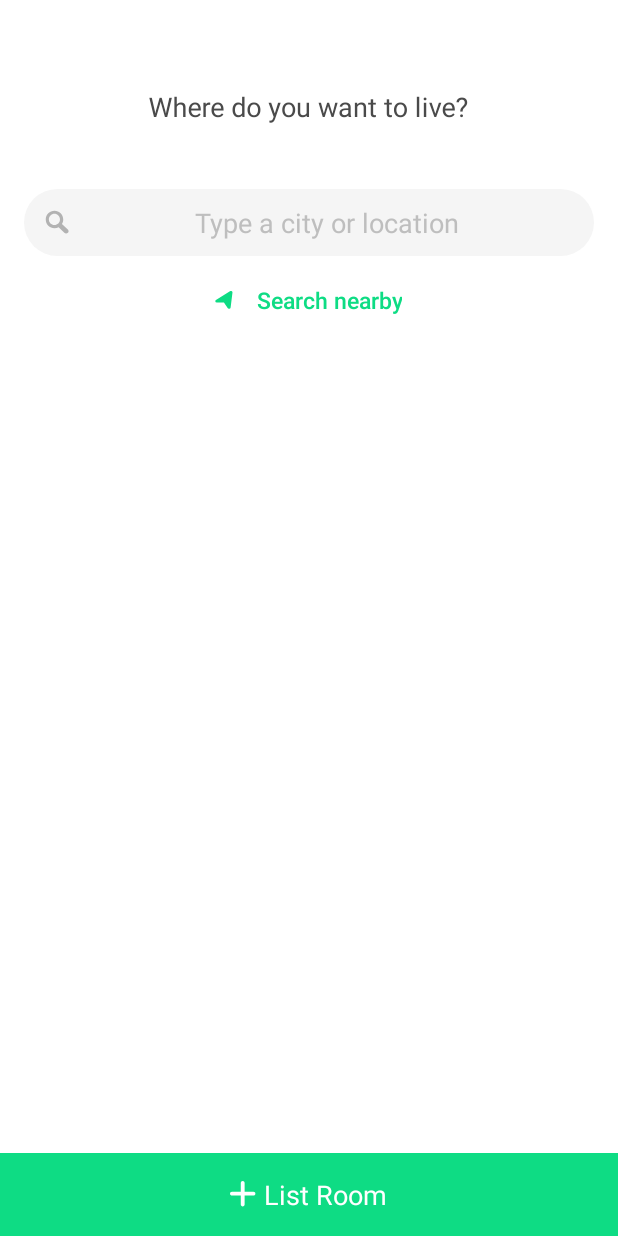
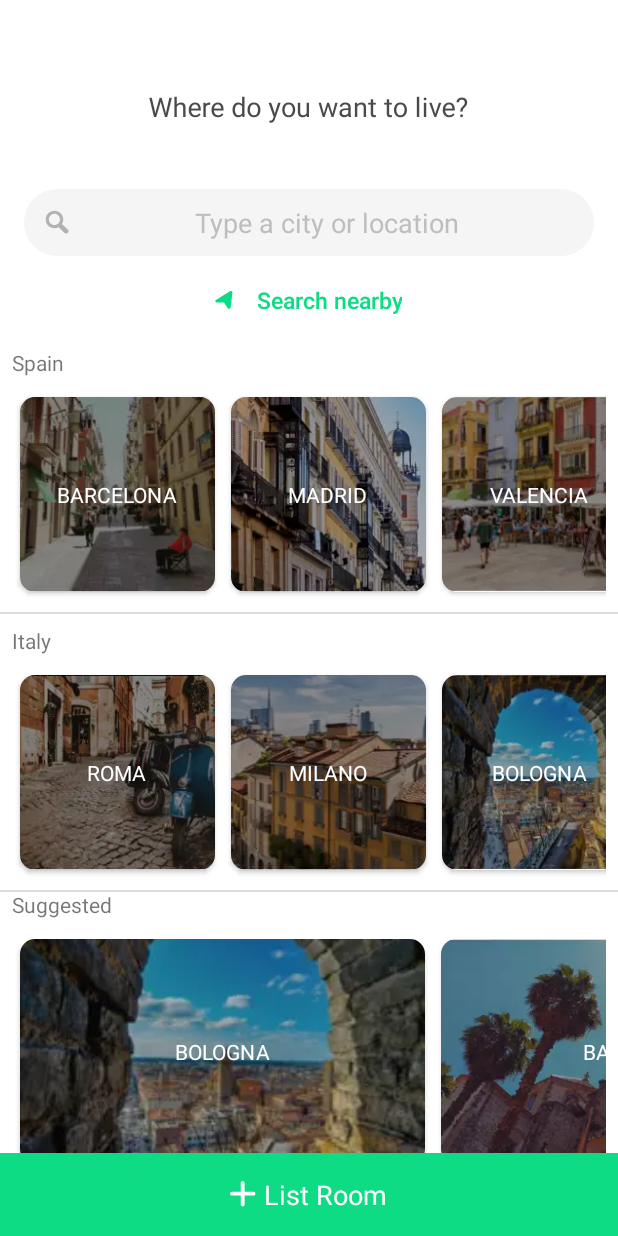
Before and after one commit to pphilipp/coding-challenge, an Android app: the fragment SearchFragment shown on its own in the app's theme, on a phone screen of 412 x 824 dp. Run offline under Robolectric (Android 15) with nearby library versions, the phone set to English and light mode, and no system bars; our stand-ins replace ButterKnife, Dagger/Hilt's generated code, RxJava, Timber; libraries missing offline, so code that uses them is left out: com.ryanharter.auto, uk.co.chrisjenx; pictures from the network do not load; 7 statements that could not run were skipped.

Commit message:
Update: SimpleCity for search screen.

```diff
--- /dev/null
+++ b/app/src/main/java/com/badi/common/utils/CityHomeUtil.java
@@ -0,0 +1,86 @@
+package com.badi.common.utils;
+
+import android.content.Context;
+import com.badi.R;
+import com.badi.data.entity.SimpleCity;
+
+import java.util.ArrayList;
+import java.util.List;
+
+/**
+ * Util for creating the predefined list of cities.
+ */
+public class CityHomeUtil {
+
+    public static List<SimpleCity> createPredefinedCitiesOfSpain(Context context){
+        List<SimpleCity> citiesOfSpain = new ArrayList<>();
+
+        citiesOfSpain.add(new SimpleCity(context.getResources().getString(R.string.address_barcelona),
+                context.getResources().getString(R.string.place_id_barcelona),
+                context.getResources().getDrawable(R.drawable.img_search_barcelona_small)));
+        citiesOfSpain.add(new SimpleCity(context.getResources().getString(R.string.address_madrid),
+                context.getResources().getString(R.string.place_id_madrid),
+                context.getResources().getDrawable(R.drawable.img_search_madrid_small),
+                context.getResources().getDrawable(R.drawable.img_search_madrid_large)));
+        citiesOfSpain.add(new SimpleCity(context.getResources().getString(R.string.address_valencia),
+                context.getResources().getString(R.string.place_id_valencia),
+                context.getResources().getDrawable(R.drawable.img_search_valencia_small),
+                context.getResources().getDrawable(R.drawable.img_search_valencia_large)));
+        citiesOfSpain.add(new SimpleCity(context.getResources().getString(R.string.address_sevilla),
+                context.getResources().getString(R.string.place_id_sevilla),
+                context.getResources().getDrawable(R.drawable.img_search_seville_small),
+                context.getResources().getDrawable(R.drawable.img_search_seville_small)));
+        citiesOfSpain.add(new SimpleCity(context.getResources().getString(R.string.address_granada),
+                context.getResources().getString(R.string.place_id_granada),
+                context.getResources().getDrawable(R.drawable.img_search_granada_small)));
+        citiesOfSpain.add(new SimpleCity(context.getResources().getString(R.string.address_malaga),
+                context.getResources().getString(R.string.place_id_malaga),
+                context.getResources().getDrawable(R.drawable.img_search_malaga_small)));
+        citiesOfSpain.add(new SimpleCity(context.getResources().getString(R.string.address_bilbo),
+                context.getResources().getString(R.string.place_id_bilbo),
+                context.getResources().getDrawable(R.drawable.img_search_bilbao_small)));
+        citiesOfSpain.add(new SimpleCity(context.getResources().getString(R.string.address_alacant),
+                context.getResources().getString(R.string.place_id_alacant),
+                context.getResources().getDrawable(R.drawable.img_search_alicante_small)));
+        citiesOfSpain.add(new SimpleCity(context.getResources().getString(R.string.address_salamanca),
+                context.getResources().getString(R.string.place_id_salamanca),
+                context.getResources().getDrawable(R.drawable.img_search_salamanca_small)));
+
+        return citiesOfSpain;
+    }
+
+    public static List<SimpleCity> createPredefinedCitiesOfItaly(Context context) {
+        List<SimpleCity> citiesOfItaly = new ArrayList<>();
+
+        citiesOfItaly.add(new SimpleCity(context.getResources().getString(R.string.address_roma),
+                context.getResources().getString(R.string.place_id_roma),
+                context.getResources().getDrawable(R.drawable.img_search_rome_small)));
+        citiesOfItaly.add(new SimpleCity(context.getResources().getString(R.string.address_milano),
+                context.getResources().getString(R.string.place_id_milano),
+                context.getResources().getDrawable(R.drawable.img_search_milan_small)));
+        citiesOfItaly.add(new SimpleCity(context.getResources().getString(R.string.address_bologna),
+                context.getResources().getString(R.string.place_id_bologna),
+                context.getResources().getDrawable(R.drawable.img_search_bologna_small)));
+        citiesOfItaly.add(new SimpleCity(context.getResources().getString(R.string.address_firenze),
+                context.getResources().getString(R.string.place_id_bologna),
+                context.getResources().getDrawable(R.drawable.img_search_florence_small)));
+        citiesOfItaly.add(new SimpleCity(context.getResources().getString(R.string.address_pisa),
+                context.getResources().getString(R.string.place_id_pisa),
+                context.getResources().getDrawable(R.drawable.img_search_pisa_small)));
+
+        return citiesOfItaly;
+    }
+
+    public static List<SimpleCity> createPredefinedSuggestedCities(Context context) {
+        List<SimpleCity> suggestedCities = new ArrayList<>();
+
+        suggestedCities.add(new SimpleCity(context.getResources().getString(R.string.address_bologna),
+                context.getResources().getString(R.string.place_id_bologna),
+                context.getResources().getDrawable(R.drawable.img_search_bologna_small)));
+        suggestedCities.add(new SimpleCity(context.getResources().getString(R.string.address_barcelona),
+                context.getResources().getString(R.string.place_id_barcelona),
+                context.getResources().getDrawable(R.drawable.img_search_barcelona_large)));
+
+        return suggestedCities;
+    }
+}
--- /dev/null
+++ b/app/src/main/java/com/badi/data/entity/SimpleCity.java
@@ -0,0 +1,49 @@
+package com.badi.data.entity;
+
+import android.graphics.drawable.Drawable;
+
+import com.badi.presentation.search.SearchFragment;
+
+/**
+ * {@link SimpleCity} used for predefined data on {@link SearchFragment} screen.
+ */
+public class SimpleCity {
+
+    private String address;
+    private String placeID;
+    private Drawable imageSmall;
+    private Drawable imageLarge;
+
+    public SimpleCity() {
+        // Required empty public constructor
+    }
+
+    public SimpleCity(String address, String placeID, Drawable imageSmall, Drawable imageLarge) {
+        this.address = address;
+        this.placeID = placeID;
+        this.imageSmall = imageSmall;
+        this.imageLarge = imageLarge;
+    }
+
+    public SimpleCity(String address, String placeID, Drawable imageSmall) {
+        this.address = address;
+        this.placeID = placeID;
+        this.imageSmall = imageSmall;
+    }
+
+    public String getAddress() {
+        return address;
+    }
+
+    public String getPlaceID() {
+        return placeID;
+    }
+
+    public Drawable getImageSmall() {
+        return imageSmall;
+    }
+
+    public Drawable getImageLarge() {
+        return imageLarge;
+    }
+}
--- /dev/null
+++ b/app/src/main/java/com/badi/presentation/search/CityHomeAdapter.java
@@ -0,0 +1,100 @@
+package com.badi.presentation.search;
+
+
+import android.support.v7.widget.RecyclerView;
+import android.view.LayoutInflater;
+import android.view.View;
+import android.view.ViewGroup;
+import android.widget.ImageView;
+import android.widget.TextView;
+import com.badi.R;
+import com.badi.data.entity.SimpleCity;
+
+import java.util.ArrayList;
+import java.util.List;
+
+import butterknife.BindView;
+import butterknife.ButterKnife;
+
+public class CityHomeAdapter extends RecyclerView.Adapter<CityHomeAdapter.CityViewHolder>{
+    public static final int TYPE_ITEM_SMALL = 0;
+    public static final int TYPE_ITEM_LARGE = 1;
+
+    private List<SimpleCity> cities;
+    private int currentItemType;
+    private OnCityClickListener listener;
+
+    public CityHomeAdapter(int itemType) {
+        this.cities = new ArrayList<>();
+        this.currentItemType = itemType;
+    }
+
+    public void setOnEventClickListener(CityHomeAdapter.OnCityClickListener listener) {
+        this.listener = listener;
+    }
+
+    @Override
+    public CityViewHolder onCreateViewHolder(ViewGroup parent, int viewType) {
+        View view;
+
+        switch (currentItemType) {
+            default:
+            case TYPE_ITEM_SMALL:
+                view = LayoutInflater.from(parent.getContext()).inflate(R.layout.item_city, parent, false);
+                break;
+            case TYPE_ITEM_LARGE:
+                view = LayoutInflater.from(parent.getContext()).inflate(R.layout.item_city_large, parent, false);
+        }
+
+        return new CityViewHolder(view);
+    }
+
+    @Override
+    public void onBindViewHolder(CityViewHolder holder, int position) {
+        SimpleCity city = cities.get(position);
+        CityViewHolder viewHolder = holder;
+        viewHolder.city = city;
+
+        holder.show(position);
+    }
+
+    @Override
+    public int getItemCount() {
+        return cities.size();
+    }
+
+    public void setAmenities(List<SimpleCity> cities) {
+        this.cities = cities;
+    }
+
+    public class CityViewHolder extends RecyclerView.ViewHolder implements View.OnClickListener{
+        View root;
+        SimpleCity city;
+
+        @BindView(R.id.image_city) ImageView cityImage;
+        @BindView(R.id.text_city_name) TextView cityNameText;
+
+        CityViewHolder(View root) {
+            super(root);
+            ButterKnife.bind(this, root);
+
+            this.root = root;
+            this.root.setOnClickListener(this);
+        }
+
+        public void show(int position) {
+            cityImage.setImageDrawable(cities.get(position).getImageSmall());
+            cityNameText.setText(cities.get(position).getAddress());
+        }
+
+        @Override
+        public void onClick(View v) {
+            if (listener != null)
+                listener.onCityClick(city);
+        }
+    }
+
+    interface OnCityClickListener{
+        void onCityClick(SimpleCity city);
+    }
+}
--- a/app/src/main/java/com/badi/presentation/search/SearchFragment.java
+++ b/app/src/main/java/com/badi/presentation/search/SearchFragment.java
@@ -22,14 +22,18 @@ import android.support.design.widget.Snackbar;
 import android.support.v4.app.Fragment;
 import android.support.v4.app.FragmentTransaction;
 import android.support.v4.content.ContextCompat;
+import android.support.v7.widget.LinearLayoutManager;
+import android.support.v7.widget.RecyclerView;
 import android.view.LayoutInflater;
 import android.view.View;
 import android.view.ViewGroup;
 
 import com.badi.R;
+import com.badi.common.utils.CityHomeUtil;
 import com.badi.common.utils.DialogFactory;
 import com.badi.common.utils.LocationHelper;
 import com.badi.common.utils.ViewUtil;
+import com.badi.data.entity.SimpleCity;
 import com.badi.data.entity.PlaceAddress;
 import com.badi.data.entity.search.Coordinates;
 import com.badi.data.entity.search.Location;
@@ -41,6 +45,7 @@ import com.badi.presentation.main.MainActivity;
 import com.badi.presentation.navigation.Navigator;
 import com.google.android.gms.common.api.ResolvableApiException;
 
+import java.util.ArrayList;
 import java.util.List;
 
 import javax.inject.Inject;
@@ -51,6 +56,9 @@ import butterknife.OnClick;
 import butterknife.Unbinder;
 import timber.log.Timber;
 import uk.co.chrisjenx.calligraphy.TypefaceUtils;
+
+import static com.badi.presentation.search.CityHomeAdapter.TYPE_ITEM_LARGE;
+import static com.badi.presentation.search.CityHomeAdapter.TYPE_ITEM_SMALL;
 
 /**
  * A {@link BaseFragment} that displays the search
@@ -63,6 +71,15 @@ public class SearchFragment extends BaseFragment {
     @BindView(R.id.appbar) AppBarLayout appBar;
     @BindView(R.id.collapsing_toolbar) CollapsingToolbarLayout collapsingToolbar;
     @BindView(R.id.view_search) View searchView;
+    @BindView(R.id.rv_spain_cities) RecyclerView spainRecyclerView;
+    @BindView(R.id.rv_italy_cities) RecyclerView italyRecyclerView;
+    @BindView(R.id.rv_suggested_cities) RecyclerView suggestedRecyclerView;
+
+    private CityHomeAdapter citiesAdapter;
+
+    private List<SimpleCity> citiesOfSpain;
+    private List<SimpleCity> citiesOfItaly;
+    private List<SimpleCity> suggestedCities;
 
     private LocationHelper locationHelper;
     private Unbinder unbinder;
@@ -92,6 +109,10 @@ public class SearchFragment extends BaseFragment {
         setupToolbar();
         setupComponents();
         setupLocationCallback();
+        setupSpainCitiesAdapter();
+        setupItalyCitiesAdapter();
+        setupSuggestedCitiesAdapter();
+
         return fragmentView;
     }
 
@@ -138,6 +159,69 @@ public class SearchFragment extends BaseFragment {
     @OnClick(R.id.button_search_list_room)
     void onClickButtonListARoom() {
 
+    }
+
+    private void setupItalyCitiesAdapter() {
+        populateCitiesOfItaly();
+        citiesAdapter = new CityHomeAdapter(TYPE_ITEM_SMALL);
+        citiesAdapter.setAmenities(citiesOfItaly);
+
+        citiesAdapter.setOnEventClickListener(city -> {
+            Location location = buildLocation(city.getAddress(), city.getPlaceID());
+            navigateToSearchResultWithLocation(city.getAddress(), location);
+        });
+
+        italyRecyclerView.setLayoutManager(new LinearLayoutManager(getActivity(),
+                LinearLayoutManager.HORIZONTAL, false));
+        italyRecyclerView.setAdapter(citiesAdapter);
+        italyRecyclerView.setNestedScrollingEnabled(false);
+    }
+
+    private void setupSpainCitiesAdapter(){
+        populateCitiesOfSpain();
+        citiesAdapter = new CityHomeAdapter(TYPE_ITEM_SMALL);
+        citiesAdapter.setAmenities(citiesOfSpain);
+
+        citiesAdapter.setOnEventClickListener(city -> {
+            Location location = buildLocation(city.getAddress(), city.getPlaceID());
+            navigateToSearchResultWithLocation(city.getAddress(), location);
+        });
+
+        spainRecyclerView.setLayoutManager(new LinearLayoutManager(getActivity(),
+                LinearLayoutManager.HORIZONTAL, false));
+        spainRecyclerView.setAdapter(citiesAdapter);
+        spainRecyclerView.setNestedScrollingEnabled(false);
+    }
+
+    private void setupSuggestedCitiesAdapter() {
+        populateSuggestedCities();
+        citiesAdapter = new CityHomeAdapter(TYPE_ITEM_LARGE);
+        citiesAdapter.setAmenities(suggestedCities);
+
+        citiesAdapter.setOnEventClickListener(city -> {
+            Location location = buildLocation(city.getAddress(), city.getPlaceID());
+            navigateToSearchResultWithLocation(city.getAddress(), location);
+        });
+
+        suggestedRecyclerView.setLayoutManager(new LinearLayoutManager(getActivity(),
+                LinearLayoutManager.HORIZONTAL, false));
+        suggestedRecyclerView.setAdapter(citiesAdapter);
+        suggestedRecyclerView.setNestedScrollingEnabled(false);
+    }
+
+    private void populateCitiesOfItaly() {
+        citiesOfItaly = new ArrayList<>();
+        citiesOfItaly.addAll(CityHomeUtil.createPredefinedCitiesOfItaly(getActivity()));
+    }
+
+    private void populateCitiesOfSpain(){
+        citiesOfSpain = new ArrayList<>();
+        citiesOfSpain.addAll(CityHomeUtil.createPredefinedCitiesOfSpain(getActivity()));
+    }
+
+    private void populateSuggestedCities() {
+        suggestedCities = new ArrayList<>();
+        suggestedCities.addAll(CityHomeUtil.createPredefinedSuggestedCities(getActivity()));
     }
 
     private void handleSearchTypeNavigation(PlaceAddress placeAddress) {
--- a/app/src/main/res/layout/fragment_search.xml
+++ b/app/src/main/res/layout/fragment_search.xml
@@ -7,68 +7,88 @@
     android:layout_height="match_parent"
     tools:context=".presentation.search.SearchFragment">
 
+    <android.support.constraint.ConstraintLayout
+        android:id="@+id/constraint"
+        android:layout_width="match_parent"
+        android:layout_height="match_parent">
+
         <android.support.design.widget.CoordinatorLayout
             android:layout_width="match_parent"
-        android:layout_height="match_parent">
+            android:layout_height="0dp"
+            app:layout_behavior="@string/appbar_scrolling_view_behavior"
+            app:layout_constraintBottom_toTopOf="@+id/button_search_list_room"
+            app:layout_constraintEnd_toEndOf="parent"
+            app:layout_constraintStart_toStartOf="parent"
+            app:layout_constraintTop_toTopOf="parent">
 
             <android.support.design.widget.AppBarLayout
                 android:id="@+id/appbar"
                 android:layout_width="match_parent"
                 android:layout_height="@dimen/collapsing_toolbar_edit_profile_height"
-            android:theme="@style/AppTheme.AppBarOverlay"
                 android:background="@color/white"
-            android:paddingTop="@dimen/statusBarSize">
+                android:paddingTop="@dimen/statusBarSize"
+                android:theme="@style/AppTheme.AppBarOverlay">
 
                 <android.support.design.widget.CollapsingToolbarLayout
                     android:id="@+id/collapsing_toolbar"
                     android:layout_width="match_parent"
                     android:layout_height="match_parent"
+                    android:background="@color/white"
+                    app:collapsedTitleGravity="center"
+                    app:collapsedTitleTextAppearance="@style/CollapsingToolbarAppearanceSearchCollapsed"
+                    app:contentScrim="@color/white"
+                    app:expandedTitleGravity="bottom|center"
+                    app:expandedTitleTextAppearance="@style/CollapsingToolbarAppearanceSearchExpanded"
                     app:layout_scrollFlags="scroll|exitUntilCollapsed"
-                android:background="@color/white"
-                app:title="@string/search_title"
-                app:collapsedTitleGravity="center"
-                app:expandedTitleGravity="bottom|center"
-                app:collapsedTitleTextAppearance="@style/CollapsingToolbarAppearanceSearchCollapsed"
-                app:expandedTitleTextAppearance="@style/CollapsingToolbarAppearanceSearchExpanded"
-                app:contentScrim="@color/white">
+                    app:title="@string/search_title">
 
                     <android.support.v7.widget.Toolbar
                         android:id="@+id/toolbar"
                         android:layout_width="match_parent"
                         android:layout_height="?attr/actionBarSize"
-                    app:popupTheme="@style/AppTheme.PopupOverlay"
-                    app:layout_collapseMode="pin" />
+                        app:layout_collapseMode="pin"
+                        app:popupTheme="@style/AppTheme.PopupOverlay" />
 
                 </android.support.design.widget.CollapsingToolbarLayout>
 
             </android.support.design.widget.AppBarLayout>
 
-        <include layout="@layout/view_search"/>
+            <include layout="@layout/view_search" />
+
+        </android.support.design.widget.CoordinatorLayout>
 
         <LinearLayout
             android:id="@+id/button_search_list_room"
             android:layout_width="match_parent"
             android:layout_height="wrap_content"
-            android:orientation="horizontal"
+            android:layout_gravity="bottom"
             android:background="@drawable/button_background_green"
             android:gravity="center"
+            android:orientation="horizontal"
             android:padding="15dp"
-            android:layout_gravity="bottom">
+            android:visibility="visible"
+            app:layout_constraintBottom_toBottomOf="parent"
+            app:layout_constraintEnd_toEndOf="parent"
+            app:layout_constraintStart_toStartOf="parent">
+
             <ImageView
                 android:layout_width="wrap_content"
                 android:layout_height="wrap_content"
-                android:clickable="false"
                 android:layout_marginEnd="5dp"
                 android:layout_marginRight="5dp"
-                android:src="@drawable/ic_add_white"/>
+                android:clickable="false"
+                android:src="@drawable/ic_add_white" />
+
             <TextView
                 android:layout_width="wrap_content"
                 android:layout_height="wrap_content"
                 android:clickable="false"
                 android:text="@string/search_list_a_room"
+                android:textAllCaps="false"
                 android:textColor="@color/white"
-                android:textAllCaps="false"
                 android:textSize="@dimen/text_size_medium" />
         </LinearLayout>
-    </android.support.design.widget.CoordinatorLayout>
+
+    </android.support.constraint.ConstraintLayout>
+
 </FrameLayout>
--- a/app/src/main/res/layout/view_search.xml
+++ b/app/src/main/res/layout/view_search.xml
@@ -51,5 +51,7 @@
             android:paddingLeft="16dp"
             android:paddingRight="16dp"/>
 
+        <include layout="@layout/view_search_content"/>
+
     </LinearLayout>
 </android.support.v4.widget.NestedScrollView>
--- /dev/null
+++ b/app/src/main/res/layout/view_search_content.xml
@@ -0,0 +1,107 @@
+<?xml version="1.0" encoding="utf-8"?>
+<android.support.constraint.ConstraintLayout
+    xmlns:android="http://schemas.android.com/apk/res/android"
+    xmlns:app="http://schemas.android.com/apk/res-auto"
+    xmlns:tools="http://schemas.android.com/tools"
+    android:id="@+id/linearLayout"
+    android:layout_width="match_parent"
+    android:layout_height="wrap_content">
+
+    <TextView
+        android:id="@+id/tv_spain"
+        android:layout_width="0dp"
+        android:layout_height="wrap_content"
+        android:layout_marginEnd="8dp"
+        android:layout_marginStart="8dp"
+        android:layout_marginTop="8dp"
+        android:text="@string/country_spain"
+        app:layout_constraintEnd_toEndOf="parent"
+        app:layout_constraintStart_toStartOf="parent"
+        app:layout_constraintTop_toTopOf="parent"
+        tools:text="@string/country_spain" />
+
+    <android.support.v7.widget.RecyclerView
+        android:id="@+id/rv_spain_cities"
+        android:layout_width="0dp"
+        android:layout_height="wrap_content"
+        android:layout_marginEnd="8dp"
+        android:layout_marginStart="8dp"
+        android:layout_marginTop="8dp"
+        android:orientation="horizontal"
+        app:layout_constraintEnd_toEndOf="parent"
+        app:layout_constraintStart_toStartOf="parent"
+        app:layout_constraintTop_toBottomOf="@+id/tv_spain" />
+
+    <View
+        android:id="@+id/id_divider_spain"
+        android:layout_width="match_parent"
+        android:layout_height="1dp"
+        android:layout_marginTop="8dp"
+        android:background="@color/grey_divider_line"
+        app:layout_constraintEnd_toEndOf="parent"
+        app:layout_constraintStart_toStartOf="parent"
+        app:layout_constraintTop_toBottomOf="@+id/rv_spain_cities" />
+
+    <TextView
+        android:id="@+id/tv_italy"
+        android:layout_width="0dp"
+        android:layout_height="wrap_content"
+        android:layout_marginEnd="8dp"
+        android:layout_marginStart="8dp"
+        android:layout_marginTop="8dp"
+        android:orientation="horizontal"
+        android:text="@string/country_italy"
+        app:layout_constraintEnd_toEndOf="parent"
+        app:layout_constraintHorizontal_bias="0.0"
+        app:layout_constraintStart_toStartOf="parent"
+        app:layout_constraintTop_toBottomOf="@+id/id_divider_spain"
+        tools:text="@string/country_italy" />
+
+    <android.support.v7.widget.RecyclerView
+        android:id="@+id/rv_italy_cities"
+        android:layout_width="0dp"
+        android:layout_height="wrap_content"
+        android:layout_marginEnd="8dp"
+        android:layout_marginStart="8dp"
+        android:layout_marginTop="8dp"
+        app:layout_constraintEnd_toEndOf="parent"
+        app:layout_constraintStart_toStartOf="parent"
+        app:layout_constraintTop_toBottomOf="@+id/tv_italy" />
+
+    <View
+        android:id="@+id/id_divider_italy"
+        android:layout_width="match_parent"
+        android:layout_height="1dp"
+        android:layout_marginTop="8dp"
+        android:background="@color/grey_divider_line"
+        app:layout_constraintEnd_toEndOf="parent"
+        app:layout_constraintStart_toStartOf="parent"
+        app:layout_constraintTop_toBottomOf="@+id/rv_italy_cities" />
+
+    <TextView
+        android:id="@+id/tv_suggested"
+        android:layout_width="0dp"
+        android:layout_height="wrap_content"
+        android:layout_marginEnd="8dp"
+        android:layout_marginStart="8dp"
+        android:layout_marginTop="8dp"
+        android:text="@string/search_suggested"
+        app:layout_constraintEnd_toEndOf="parent"
+        app:layout_constraintStart_toStartOf="parent"
+        app:layout_constraintTop_toBottomOf="@+id/rv_italy_cities"
+        tools:text="@string/search_suggested" />
+
+    <android.support.v7.widget.RecyclerView
+        android:id="@+id/rv_suggested_cities"
+        android:layout_width="0dp"
+        android:layout_height="wrap_content"
+        android:layout_marginBottom="32dp"
+        android:layout_marginEnd="8dp"
+        android:layout_marginStart="8dp"
+        android:layout_marginTop="8dp"
+        app:layout_constraintBottom_toBottomOf="parent"
+        app:layout_constraintEnd_toEndOf="parent"
+        app:layout_constraintStart_toStartOf="parent"
+        app:layout_constraintTop_toBottomOf="@+id/tv_suggested" />
+
+</android.support.constraint.ConstraintLayout>
```
Lines whose indentation alone changed are shown as unchanged.
